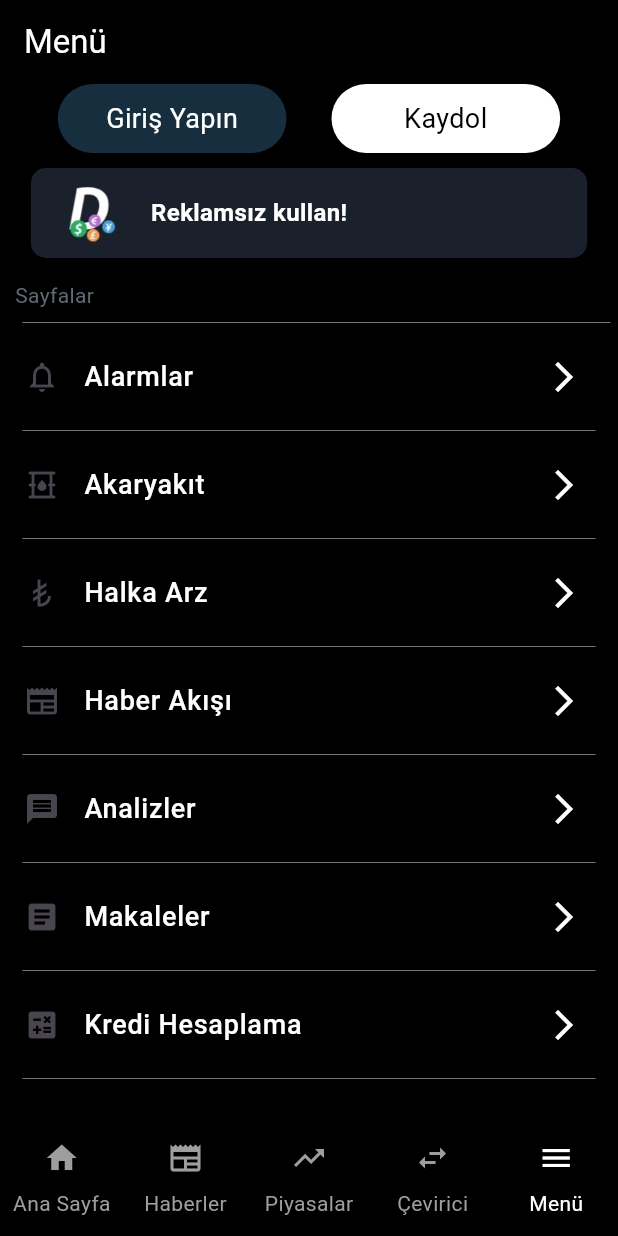
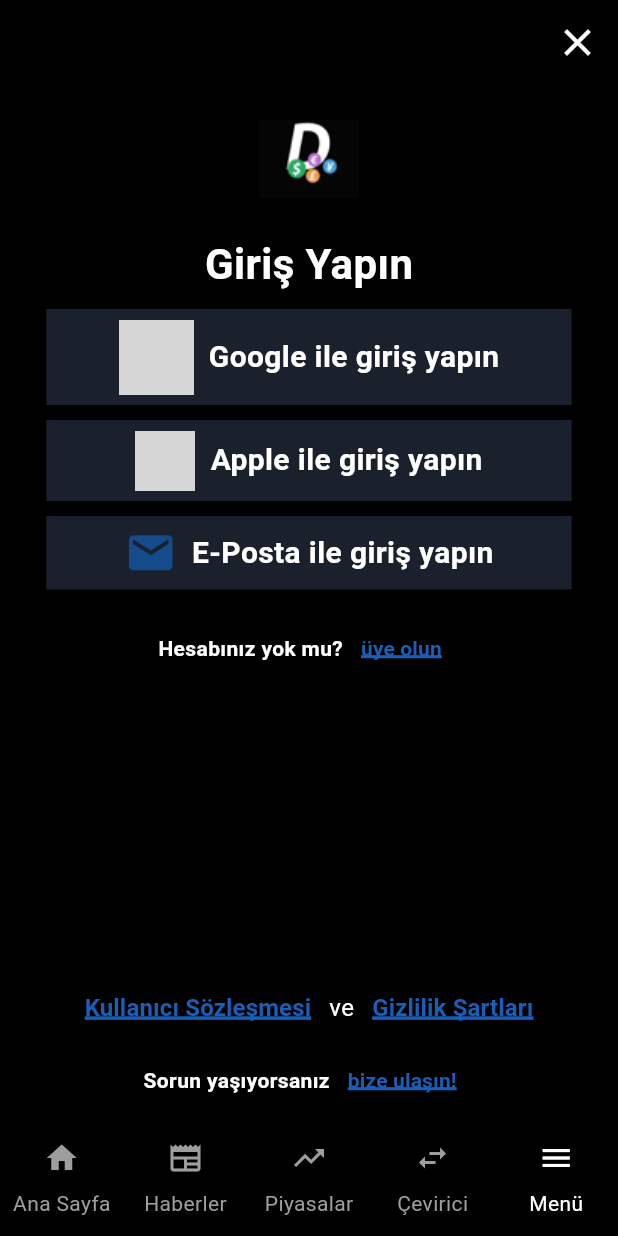
Before and after one commit to SLAYER3547/Doviz-Clone-App, a Flutter app: the MenuView screen opened by its route, after a tap on "Giriş Yapın", on a phone screen of 412 x 824 dp. Run offline on Flutter 3.47's test engine with Material 3 defaults, Android fonts, the phone set to English and light mode, and no system bars; our stand-ins replace go_router, permission_handler; network calls fail; grey boxes are pictures that could not be loaded.

Commit message:
login page design is completed

```diff
--- /dev/null
+++ b/lib/views/auth_views/login_view.dart
@@ -0,0 +1,216 @@
+import 'dart:io';
+
+import 'package:flutter/material.dart';
+
+class LoginView extends StatelessWidget {
+  const LoginView({super.key});
+
+  @override
+  Widget build(BuildContext context) {
+    return Scaffold(
+      backgroundColor: Colors.black,
+      appBar: AppBar(
+        backgroundColor: Colors.black,
+        actions: [
+          GestureDetector(
+            onTap: () {
+              Navigator.pop(context);
+            },
+            child: Container(
+                padding: const EdgeInsets.all(12),
+                child: const Icon(
+                  Icons.close,
+                  color: Colors.white,
+                  size: 30,
+                )),
+          )
+        ],
+        automaticallyImplyLeading: false,
+      ),
+      body: Column(
+        children: [
+          Expanded(
+            child: Column(
+              children: [
+                Image.asset(
+                  "assets/images/app_logo_3.png",
+                  width: 150,
+                  height: 100,
+                ),
+                const Text(
+                  "Giriş Yapın",
+                  style: TextStyle(
+                      color: Colors.white,
+                      fontSize: 28,
+                      fontWeight: FontWeight.w600),
+                ),
+                Container(
+                  padding: const EdgeInsets.all(7),
+                  margin: const EdgeInsets.only(top: 10),
+                  width: MediaQuery.of(context).size.width / 10 * 8.5,
+                  decoration: const BoxDecoration(color: Color(0xFF1a202c)),
+                  child: Row(
+                    mainAxisAlignment: MainAxisAlignment.center,
+                    children: [
+                      Image.network(
+                        "https://cdn1.iconfinder.com/data/icons/google-s-logo/150/Google_Icons-09-512.png",
+                        width: 50,
+                        height: 50,
+                      ),
+                      const SizedBox(
+                        width: 10,
+                      ),
+                      const Text(
+                        "Google ile giriş yapın",
+                        style: TextStyle(
+                            color: Colors.white,
+                            fontSize: 20,
+                            fontWeight: FontWeight.w700),
+                      )
+                    ],
+                  ),
+                ),
+                Container(
+                  padding: const EdgeInsets.all(7),
+                  margin: const EdgeInsets.only(top: 10),
+                  width: MediaQuery.of(context).size.width / 10 * 8.5,
+                  decoration: const BoxDecoration(color: Color(0xFF1a202c)),
+                  child: Row(
+                    mainAxisAlignment: MainAxisAlignment.center,
+                    children: [
+                      Image.network(
+                        "https://seeklogo.com/images/A/apple-logo-E3DBF3AE34-seeklogo.com.png",
+                        width: 40,
+                        height: 40,
+                      ),
+                      const SizedBox(
+                        width: 10,
+                      ),
+                      const Text(
+                        "Apple ile giriş yapın",
+                        style: TextStyle(
+                            color: Colors.white,
+                            fontSize: 20,
+                            fontWeight: FontWeight.w700),
+                      )
+                    ],
+                  ),
+                ),
+                Container(
+                  padding: const EdgeInsets.all(7),
+                  margin: const EdgeInsets.only(top: 10),
+                  width: MediaQuery.of(context).size.width / 10 * 8.5,
+                  decoration: const BoxDecoration(color: Color(0xFF1a202c)),
+                  child: const Row(
+                    mainAxisAlignment: MainAxisAlignment.center,
+                    children: [
+                      Icon(
+                        Icons.email,
+                        color: Color(0xFF134b8b),
+                        size: 35,
+                      ),
+                      SizedBox(
+                        width: 10,
+                      ),
+                      Text(
+                        "E-Posta ile giriş yapın",
+                        style: TextStyle(
+                            color: Colors.white,
+                            fontSize: 20,
+                            fontWeight: FontWeight.w700),
+                      )
+                    ],
+                  ),
+                ),
+                const SizedBox(
+                  height: 15,
+                ),
+                Row(
+                  mainAxisAlignment: MainAxisAlignment.center,
+                  children: [
+                    const Text(
+                      "Hesabınız yok mu?",
+                      style: TextStyle(
+                          color: Colors.white, fontWeight: FontWeight.bold),
+                    ),
+                    TextButton(
+                        onPressed: () {},
+                        child: const Text(
+                          "üye olun",
+                          style: TextStyle(
+                              decoration: TextDecoration.underline,
+                              decorationColor: Color(0xFF185fb9),
+                              decorationStyle: TextDecorationStyle.solid,
+                              decorationThickness: 3.0,
+                              color: Color(0xFF185fb9),
+                              fontWeight: FontWeight.bold),
+                        ))
+                  ],
+                ),
+              ],
+            ),
+          ),
+          Column(
+            children: [
+              Row(
+                mainAxisAlignment: MainAxisAlignment.center,
+                children: [
+                  TextButton(
+                      onPressed: () {},
+                      child: const Text(
+                        "Kullanıcı Sözleşmesi",
+                        style: TextStyle(
+                            decoration: TextDecoration.underline,
+                            decorationColor: Color(0xFF185fb9),
+                            decorationStyle: TextDecorationStyle.solid,
+                            decorationThickness: 3.0,
+                            color: Color(0xFF185fb9),
+                            fontWeight: FontWeight.bold,
+                            fontSize: 16),
+                      )),
+                  const Text("ve",
+                      style: TextStyle(color: Colors.white, fontSize: 16)),
+                  TextButton(
+                      onPressed: () {},
+                      child: const Text(
+                        "Gizlilik Şartları",
+                        style: TextStyle(
+                            decoration: TextDecoration.underline,
+                            decorationColor: Color(0xFF185fb9),
+                            decorationStyle: TextDecorationStyle.solid,
+                            decorationThickness: 3.0,
+                            color: Color(0xFF185fb9),
+                            fontWeight: FontWeight.bold,
+                            fontSize: 16),
+                      )),
+                ],
+              ),
+              Row(
+                mainAxisAlignment: MainAxisAlignment.center,
+                children: [
+                  const Text(
+                    "Sorun yaşıyorsanız",
+                    style: TextStyle(
+                        color: Colors.white, fontWeight: FontWeight.bold),
+                  ),
+                  TextButton(
+                      onPressed: () {},
+                      child: const Text(
+                        "bize ulaşın!",
+                        style: TextStyle(
+                            decoration: TextDecoration.underline,
+                            decorationColor: Color(0xFF185fb9),
+                            decorationStyle: TextDecorationStyle.solid,
+                            decorationThickness: 3.0,
+                            color: Color(0xFF185fb9),
+                            fontWeight: FontWeight.bold),
+                      ))
+                ],
+              ),
+            ],
+          ),
+        ],
+      ),
+    );
+  }
+}
--- /dev/null
+++ b/lib/views/auth_views/sign_up_view.dart
@@ -0,0 +1,12 @@
+import 'package:flutter/material.dart';
+
+class SignUpView extends StatelessWidget {
+  const SignUpView({super.key});
+
+  @override
+  Widget build(BuildContext context) {
+    return const Center(
+      child: Text("sign up"),
+    );
+  }
+}
--- a/lib/views/menu_view/menu_view.dart
+++ b/lib/views/menu_view/menu_view.dart
@@ -1,6 +1,7 @@
 import 'package:doviz_clone_app/models/menu_models/other_menu_pages_model.dart';
 import 'package:doviz_clone_app/models/menu_models/pages_model.dart';
 import 'package:doviz_clone_app/models/menu_models/settings_pages_model.dart';
+import 'package:doviz_clone_app/views/auth_views/login_view.dart';
 import 'package:flutter/material.dart';
 
 class MenuView extends StatefulWidget {
@@ -45,7 +46,9 @@
                     mainAxisAlignment: MainAxisAlignment.center,
                     children: [
                       GestureDetector(
-                        onTap: () {},
+                        onTap: () {
+                          Navigator.push(context, MaterialPageRoute(builder: (context)=>const LoginView()));
+                        },
                         child: Container(
                           width: MediaQuery.of(context).size.width / 10 * 3.7,
                           padding: const EdgeInsets.all(10),
@@ -151,7 +154,8 @@
                                   fontWeight: FontWeight.w500,
                                   fontSize: 18),
                             ),
-                            const Icon(Icons.arrow_forward_ios, color: Colors.white)
+                            const Icon(Icons.arrow_forward_ios,
+                                color: Colors.white)
                           ],
                         ),
                       ),
@@ -207,7 +211,8 @@
                                   fontWeight: FontWeight.w500,
                                   fontSize: 18),
                             ),
-                            const Icon(Icons.arrow_forward_ios, color: Colors.white)
+                            const Icon(Icons.arrow_forward_ios,
+                                color: Colors.white)
                           ],
                         ),
                       ),
@@ -263,7 +268,8 @@
                                   fontWeight: FontWeight.w500,
                                   fontSize: 18),
                             ),
-                            const Icon(Icons.arrow_forward_ios, color: Colors.white)
+                            const Icon(Icons.arrow_forward_ios,
+                                color: Colors.white)
                           ],
                         ),
                       ),
--- a/lib/views/menu_view/other_pages/updates_view.dart
+++ b/lib/views/menu_view/other_pages/updates_view.dart
@@ -19,6 +19,6 @@
       body: const Center(
         child: Text("Yenilikler",style: TextStyle(color: Colors.white),),
       ),
-    );;
+    );
   }
 }
```
Also changed, not shown: assets/images/app_logo_3.png (added).
